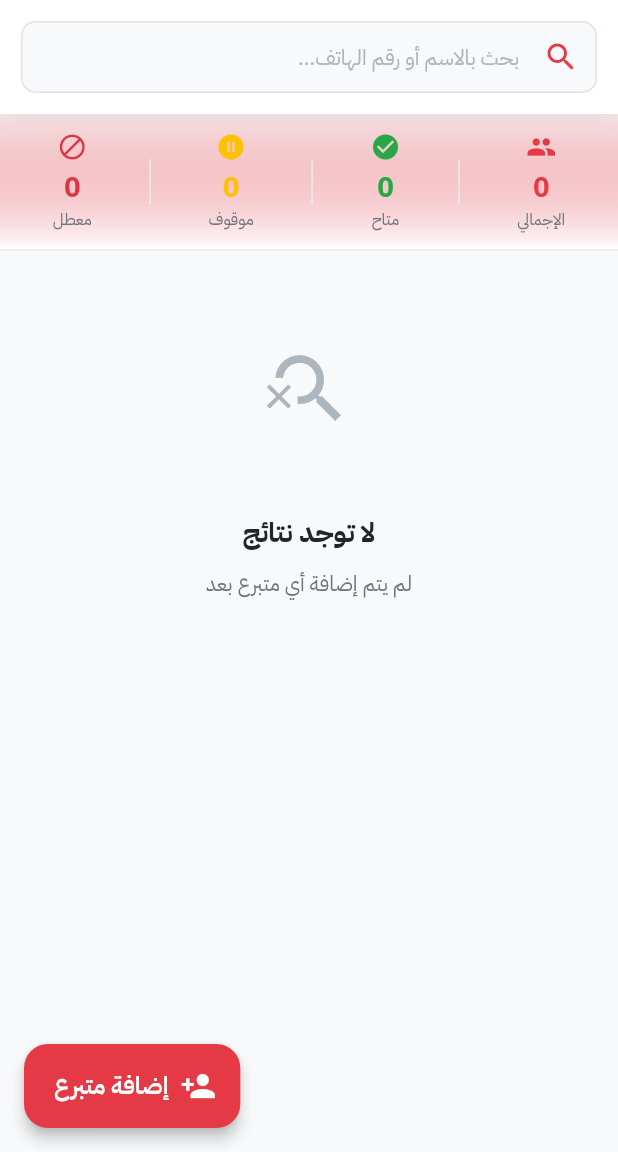
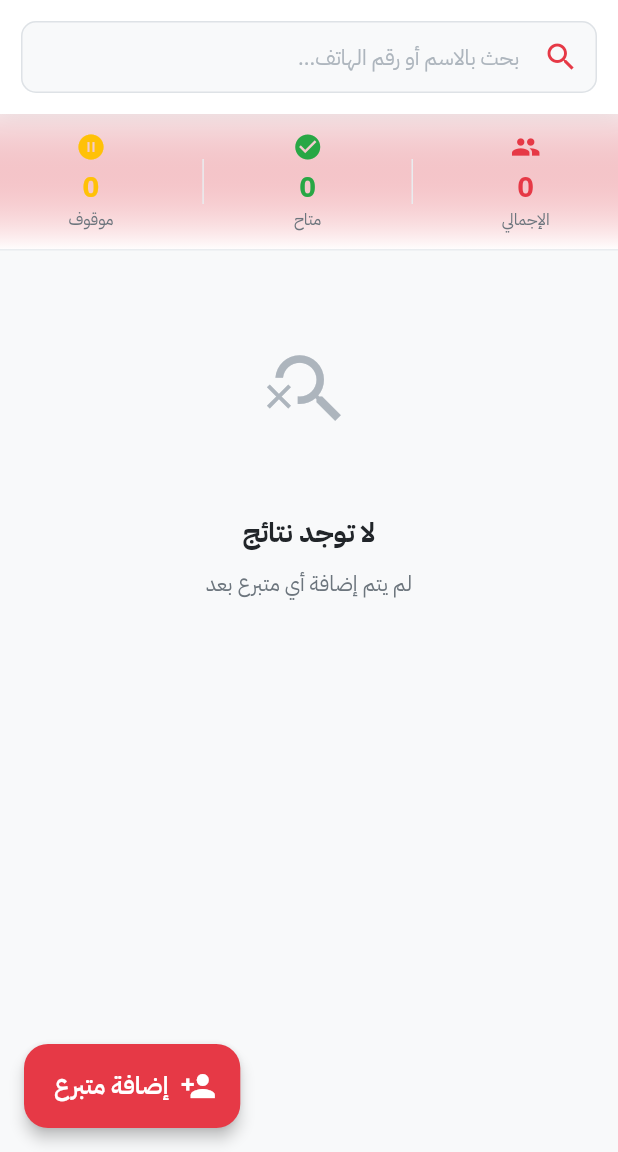
Before and after one commit to salehbagomri/mahrah_blood_bank_app, a Flutter app: the ManageDonorsHospitalScreen screen opened directly, on a phone screen of 412 x 824 dp, the part 84-1236 px from its top. Run offline on Flutter 3.47's test engine with Material 3 defaults, Android fonts, the phone set to English and light mode, and no system bars; our stand-ins replace flutter_spinkit, open_filex, pdf, share_plus, smooth_page_indicator, supabase_flutter; missing offline and left inert: excel; accounts and stored records are empty; network calls fail.

Commit message:
إصلاح: حساب المتبرعين المتاحين وتحديث اسم المديرية
التغييرات الرئيسية:
- تحديث اسم المديرية من "الحصن" إلى "منعر" في قائمة المديريات
- إصلاح حساب المتبرعين المتاحين في donor_service.dart
  * تغيير الاستعلام لاستخدام فلترة محلية بدلاً من .or()
  * المتاحين = النشطين (isActive=true) وغير الموقوفين
- إصلاح إحصائيات لوحة الأدمن الرئيسية
  * تحديث حساب المتاحين ليستثني الموقوفين والمعطلين
  * إضافة عداد المعطلين في الواجهة
  * تحديث النص ليعرض: "X متاح • Y موقوف • Z معطل"
- إصلاح شاشة إدارة المتبرعين للمستشفى
  * استبعاد المتبرعين المعطلين من القوائم والإحصائيات
  * إزالة عرض "معطل" (خاص بالأدمن فقط)
  * الإجمالي = المتاحين + الموقوفين فقط

الملفات المعدلة:
- lib/constants/app_strings.dart
- lib/services/donor_service.dart
- lib/screens/admin/enhanced_admin_dashboard_screen.dart
- lib/screens/hospital/manage_donors_hospital_screen.dart

🤖 Generated with [Claude Code](https://claude.com/claude-code)

Co-Authored-By: Claude <noreply@anthropic.com>

```diff
--- a/lib/constants/app_strings.dart
+++ b/lib/constants/app_strings.dart
@@ -37,7 +37,7 @@ class AppStrings {
     'قشن',
     'حات',
     'حوف',
-    'الحصن',
+    'منعر',
     'المسيلة',
     'شحن',
   ];
--- a/lib/screens/hospital/manage_donors_hospital_screen.dart
+++ b/lib/screens/hospital/manage_donors_hospital_screen.dart
@@ -350,9 +350,8 @@ class _ManageDonorsHospitalScreenState extends State<ManageDonorsHospitalScreen>
         if (provider.isLoading) return const SizedBox.shrink();
 
         final filteredDonors = _applyFilters(provider.donors);
-        final availableCount = filteredDonors.where((d) => d.isActive && !d.isSuspended).length;
-        final suspendedCount = filteredDonors.where((d) => d.isActive && d.isSuspended).length;
-        final inactiveCount = filteredDonors.where((d) => !d.isActive).length;
+        final availableCount = filteredDonors.where((d) => !d.isSuspended).length;
+        final suspendedCount = filteredDonors.where((d) => d.isSuspended).length;
 
         return Container(
           padding: const EdgeInsets.symmetric(horizontal: 16, vertical: 12),
@@ -388,13 +387,6 @@ class _ManageDonorsHospitalScreenState extends State<ManageDonorsHospitalScreen>
                 label: 'موقوف',
                 value: '$suspendedCount',
                 color: AppColors.warning,
-              ),
-              Container(width: 1, height: 30, color: AppColors.divider),
-              _buildStatItem(
-                icon: Icons.block,
-                label: 'معطل',
-                value: '$inactiveCount',
-                color: AppColors.error,
               ),
             ],
           ),
@@ -518,7 +510,8 @@ class _ManageDonorsHospitalScreenState extends State<ManageDonorsHospitalScreen>
 
   /// تطبيق الفلاتر
   List<DonorModel> _applyFilters(List<DonorModel> donors) {
-    var filtered = donors;
+    // أولاً: استبعاد المتبرعين المعطلين (تعطيل الحساب خاص بالأدمن فقط)
+    var filtered = donors.where((d) => d.isActive).toList();
 
     // البحث النصي
     if (_searchController.text.isNotEmpty) {
```
Also changed, not shown: lib/screens/admin/enhanced_admin_dashboard_screen.dart (+5 -2 lines), lib/services/donor_service.dart (+14 -4 lines), .claude/settings.local.json.
